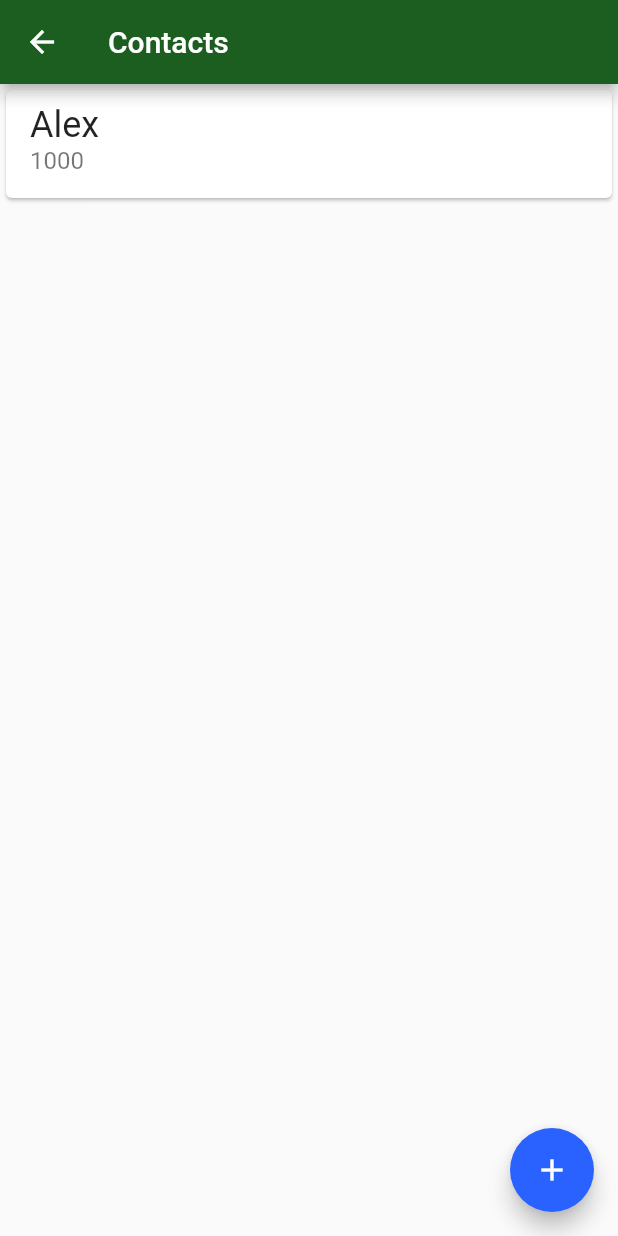
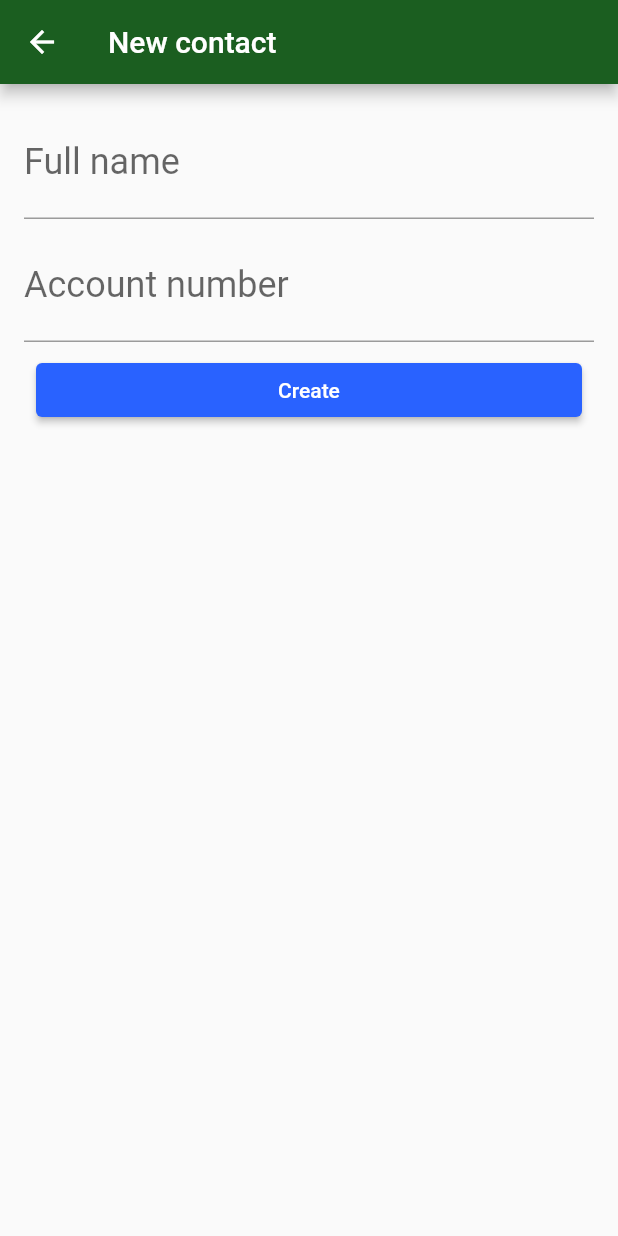
Before and after one commit to ricking007/app_bytebank, a Flutter app: the ContactsList screen opened directly, after a tap on the "add" icon, on a phone screen of 412 x 824 dp. Run offline on Flutter 3.47's test engine with Material 2 defaults, Android fonts, the phone set to English and light mode, and no system bars.

Commit message:
Form de cadastro de contact e models

```diff
--- /dev/null
+++ b/lib/models/contact.dart
@@ -0,0 +1,14 @@
+class Contact {
+  final String name;
+  final int accountNumber;
+
+  Contact(
+    this.name,
+    this.accountNumber,
+  );
+
+  @override
+  String toString() {
+    return 'Contact{name: $name, accountNumber: $accountNumber}';
+  }
+}
--- /dev/null
+++ b/lib/screens/contact_form.dart
@@ -0,0 +1,64 @@
+import 'package:app_bytebank/models/contact.dart';
+import 'package:flutter/material.dart';
+
+class ContactForm extends StatefulWidget {
+  @override
+  _ContactFormState createState() => _ContactFormState();
+}
+
+class _ContactFormState extends State<ContactForm> {
+  final TextEditingController _nameController = TextEditingController();
+  final TextEditingController _accountNumberController =
+      TextEditingController();
+
+  @override
+  Widget build(BuildContext context) {
+    return Scaffold(
+        appBar: AppBar(
+          title: Text('New contact'),
+        ),
+        body: Padding(
+          padding: const EdgeInsets.all(16.0),
+          child: Column(
+            children: <Widget>[
+              TextField(
+                controller: _nameController,
+                decoration: InputDecoration(
+                  labelText: 'Full name',
+                ),
+                style: TextStyle(fontSize: 24.0),
+              ),
+              Padding(
+                padding: const EdgeInsets.only(top: 8.0),
+                child: TextField(
+                  controller: _accountNumberController,
+                  decoration: InputDecoration(
+                    labelText: 'Account number',
+                  ),
+                  style: TextStyle(fontSize: 24.0),
+                  keyboardType: TextInputType.number,
+                ),
+              ),
+              Padding(
+                padding: const EdgeInsets.all(8.0),
+                child: SizedBox(
+                  width: double.maxFinite,
+                  child: RaisedButton(
+                    child: Text('Create'),
+                    onPressed: () {
+                      final String name = _nameController.text;
+                      final int accountNumber =
+                          int.tryParse(_accountNumberController.text);
+
+                      final Contact newContact = Contact(name,accountNumber);
+                      Navigator.pop(context,newContact);
+
+                    },
+                  ),
+                ),
+              )
+            ],
+          ),
+        ));
+  }
+}
--- a/lib/screens/contacts_lista.dart
+++ b/lib/screens/contacts_lista.dart
@@ -1,3 +1,4 @@
+import 'package:app_bytebank/screens/contact_form.dart';
 import 'package:flutter/material.dart';
 
 class ContactsList extends StatelessWidget {
@@ -24,10 +25,19 @@ class ContactsList extends StatelessWidget {
         ],
       ),
       floatingActionButton: FloatingActionButton(
-        onPressed: () {},
+        onPressed: () {
+          Navigator.of(context)
+              .push(
+                MaterialPageRoute(
+                  builder: (context) => ContactForm(),
+                ),
+              )
+              .then(
+                (newContact) => debugPrint(newContact.toString()),
+              );
+        },
         child: Icon(Icons.add),
       ),
     );
-
   }
 }
```
